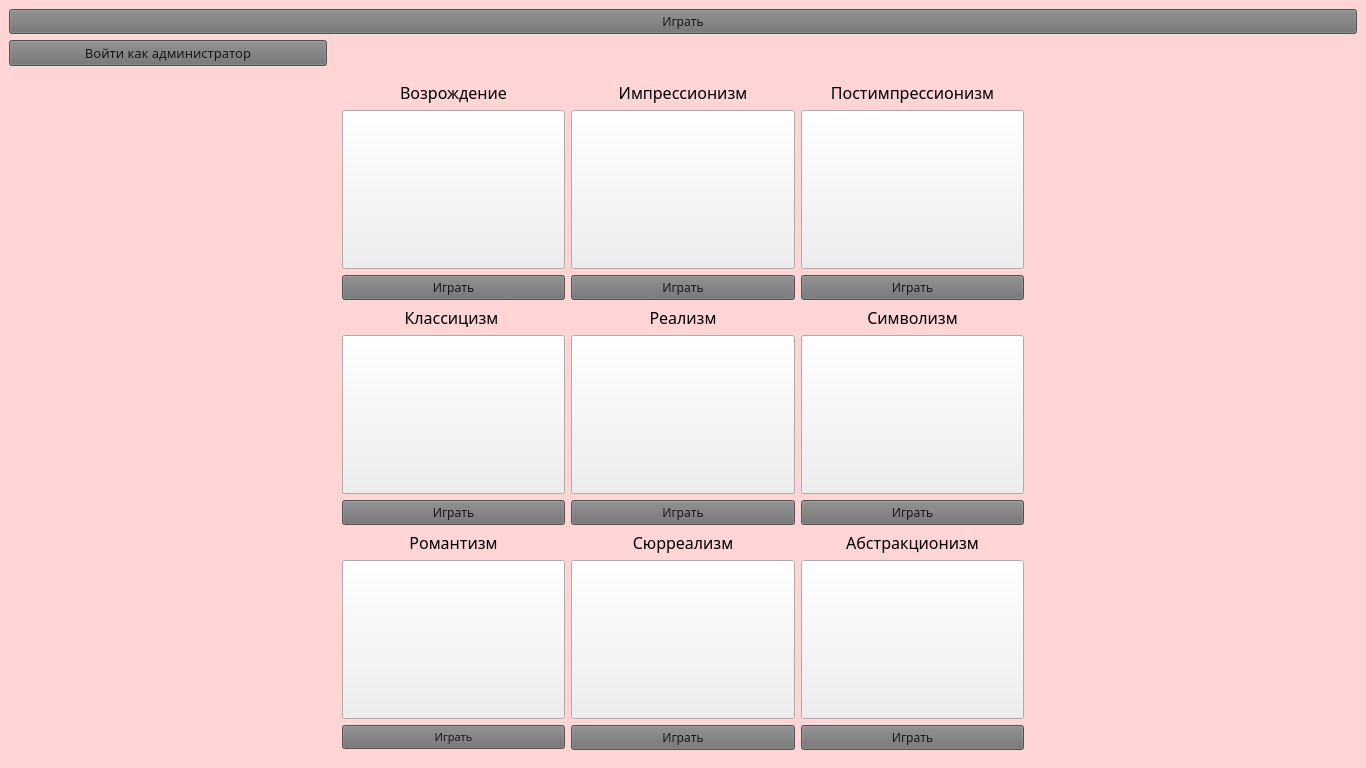
Old version of the form views/mainwindow.ui in the repository moevm/gui-1h2018-05.
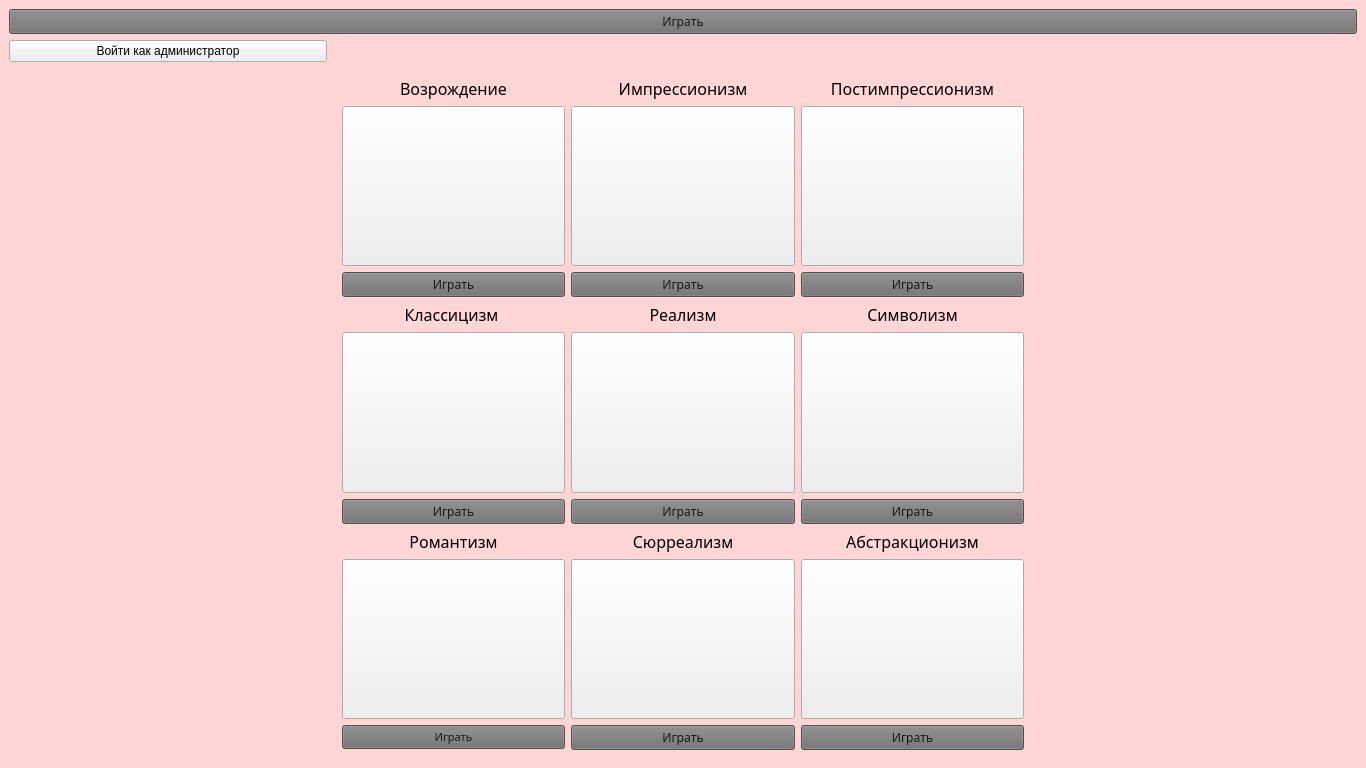
New version of the form. Icons and pictures are not drawn.

Diff of the .ui file:
```diff
--- a/views/mainwindow.ui
+++ b/views/mainwindow.ui
@@ -24,7 +24,23 @@
     <string notr="true">QWidget#centralwidget {background-color: rgb(255, 213, 214)}</string>
    </property>
    <layout class="QGridLayout" name="gridLayout">
-    <item row="3" column="1">
+    <item row="2" column="0">
+     <spacer name="horizontalSpacer">
+      <property name="orientation">
+       <enum>Qt::Horizontal</enum>
+      </property>
+      <property name="sizeType">
+       <enum>QSizePolicy::Expanding</enum>
+      </property>
+      <property name="sizeHint" stdset="0">
+       <size>
+        <width>100</width>
+        <height>20</height>
+       </size>
+      </property>
+     </spacer>
+    </item>
+    <item row="2" column="1">
      <widget class="QFrame" name="frame">
       <property name="sizePolicy">
        <sizepolicy hsizetype="Preferred" vsizetype="Preferred">
@@ -667,23 +683,7 @@
       </layout>
      </widget>
     </item>
-    <item row="3" column="0">
-     <spacer name="horizontalSpacer">
-      <property name="orientation">
-       <enum>Qt::Horizontal</enum>
-      </property>
-      <property name="sizeType">
-       <enum>QSizePolicy::Expanding</enum>
-      </property>
-      <property name="sizeHint" stdset="0">
-       <size>
-        <width>100</width>
-        <height>20</height>
-       </size>
-      </property>
-     </spacer>
-    </item>
-    <item row="3" column="2">
+    <item row="2" column="2">
      <spacer name="horizontalSpacer_2">
       <property name="orientation">
        <enum>Qt::Horizontal</enum>
@@ -722,21 +722,6 @@
     </item>
     <item row="1" column="0">
      <widget class="QPushButton" name="signInPushButton">
-      <property name="font">
-       <font>
-        <family>Segoe Print</family>
-        <pointsize>10</pointsize>
-       </font>
-      </property>
-      <property name="styleSheet">
-       <string notr="true">QPushButton#signInPushButton {
-  color: rgb(23, 23, 23); /* цвет текста */
-  background: rgb(112, 112, 112); /* фон кнопки */
-  outline: none; 
-} 
-#signInPushButton:hover { background: rgb(133, 133, 133); } /* при наведении курсора мышки */
-</string>
-      </property>
       <property name="text">
        <string>Войти как администратор</string>
       </property>
```
Left out of the diff: 2 changed lines with no effect on the pictures.
